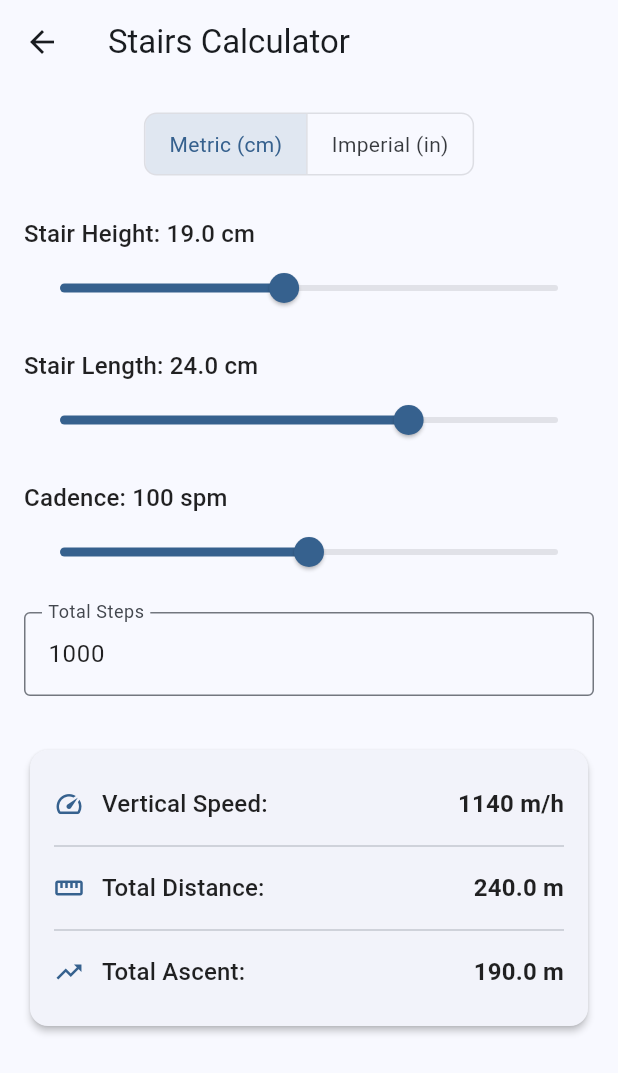
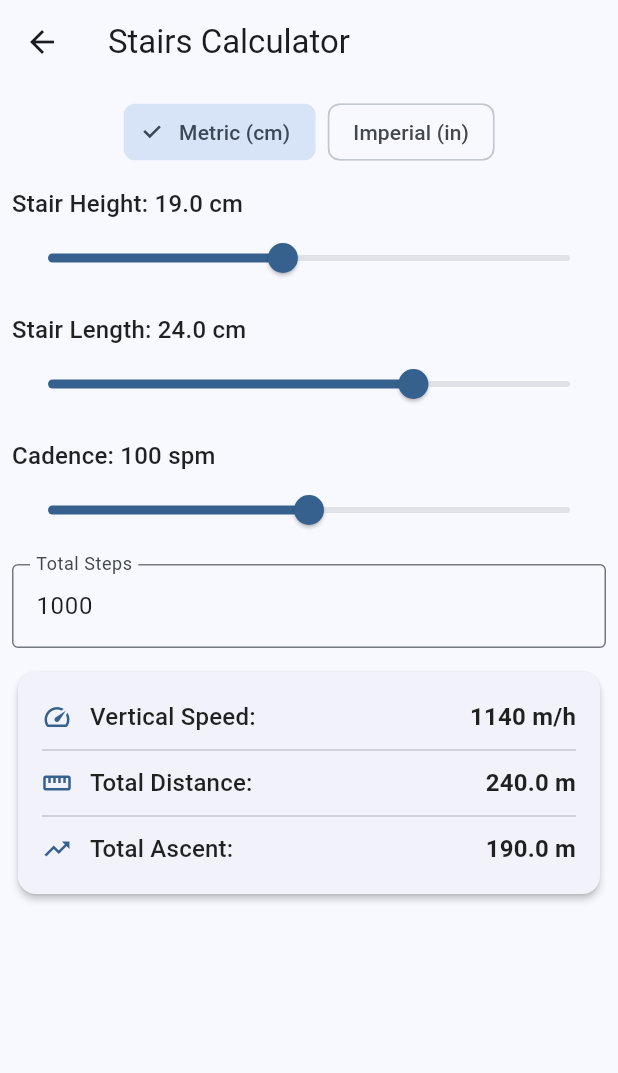
Before and after one commit to thekrisjones/grade-adjust, a Flutter app: the StairsCalculatorScreen screen opened directly, on a phone screen of 412 x 824 dp. Shown: the top 1073 px of the screen. Run offline on Flutter 3.47's test engine with Material 3 defaults, Android fonts, the phone set to English and light mode, and no system bars; our stand-ins replace file_picker, fl_chart, flutter_map, latlong2; missing offline and left inert: excel, flutter_map_cancellable_tile_provider, gpx.

Commit message:
Modifications to Pace and Stairs Calculator screens

```diff
--- a/lib/screens/stairs_calculator_screen.dart
+++ b/lib/screens/stairs_calculator_screen.dart
@@ -62,6 +62,8 @@ class _StairsCalculatorScreenState extends State<StairsCalculatorScreen> {
     setState(() {
       bool newIsMetric = index == 0;
       if (newIsMetric != _isMetric) {
+        // Update isMetric state
+        _isMetric = newIsMetric;
         // Convert state values when switching units
         if (newIsMetric) {
           // Imperial to Metric
@@ -76,7 +78,6 @@ class _StairsCalculatorScreenState extends State<StairsCalculatorScreen> {
         _stairHeight = _stairHeight.clamp(_getSliderMin(true), _getSliderMax(true));
         _stairLength = _stairLength.clamp(_getSliderMin(false), _getSliderMax(false));
 
-        _isMetric = newIsMetric;
       }
     });
   }
@@ -178,24 +179,33 @@ class _StairsCalculatorScreenState extends State<StairsCalculatorScreen> {
       appBar: AppBar(title: const Text('Stairs Calculator')),
       body: SingleChildScrollView(
         child: Padding(
-          padding: const EdgeInsets.all(16.0),
+          padding: const EdgeInsets.all(8.0),
           child: Column(
             crossAxisAlignment: CrossAxisAlignment.start,
             children: [
               // Unit Selection
               Center(
-                child: ToggleButtons(
-                  isSelected: [_isMetric, !_isMetric],
-                  onPressed: _toggleUnits,
-                  borderRadius: BorderRadius.circular(8.0),
-                  constraints: const BoxConstraints(minHeight: 40.0, minWidth: 80.0),
-                  children: const [
-                    Padding(padding: EdgeInsets.symmetric(horizontal: 16), child: Text('Metric (cm)')),
-                    Padding(padding: EdgeInsets.symmetric(horizontal: 16), child: Text('Imperial (in)')),
+                child: Wrap(
+                  spacing: 8.0,
+                  children: [
+                    FilterChip(
+                      label: const Text('Metric (cm)'),
+                      selected: _isMetric,
+                      onSelected: (bool selected) {
+                        if (selected) _toggleUnits(0);
+                      },
+                    ),
+                    FilterChip(
+                      label: const Text('Imperial (in)'),
+                      selected: !_isMetric,
+                      onSelected: (bool selected) {
+                        if (selected) _toggleUnits(1);
+                      },
+                    ),
                   ],
                 ),
               ),
-              const SizedBox(height: 24),
+              const SizedBox(height: 12),
 
               // Stair Height
               Text(
@@ -213,7 +223,7 @@ class _StairsCalculatorScreenState extends State<StairsCalculatorScreen> {
                   });
                 },
               ),
-              const SizedBox(height: 16),
+              const SizedBox(height: 12),
 
               // Stair Length
               Text(
@@ -231,7 +241,7 @@ class _StairsCalculatorScreenState extends State<StairsCalculatorScreen> {
                   });
                 },
               ),
-              const SizedBox(height: 16),
+              const SizedBox(height: 12),
 
               // Cadence
               Text(
@@ -250,7 +260,7 @@ class _StairsCalculatorScreenState extends State<StairsCalculatorScreen> {
                   });
                 },
               ),
-              const SizedBox(height: 16),
+              const SizedBox(height: 12),
 
               // Total Steps
               TextField(
@@ -265,7 +275,7 @@ class _StairsCalculatorScreenState extends State<StairsCalculatorScreen> {
                   FilteringTextInputFormatter.digitsOnly // Allow only digits
                 ],
               ),
-              const SizedBox(height: 32),
+              const SizedBox(height: 12),
 
               // Results Section
               Card(
@@ -318,7 +328,7 @@ class _StairsCalculatorScreenState extends State<StairsCalculatorScreen> {
     required BuildContext context,
   }) {
     return Padding(
-      padding: const EdgeInsets.symmetric(vertical: 8.0),
+      padding: const EdgeInsets.symmetric(vertical: 2.0),
       child: Row(
         children: [
           Icon(icon, color: Theme.of(context).colorScheme.primary, size: 20),
```
Also changed, not shown: lib/screens/pace_calculator_screen.dart (+24 -7 lines).
